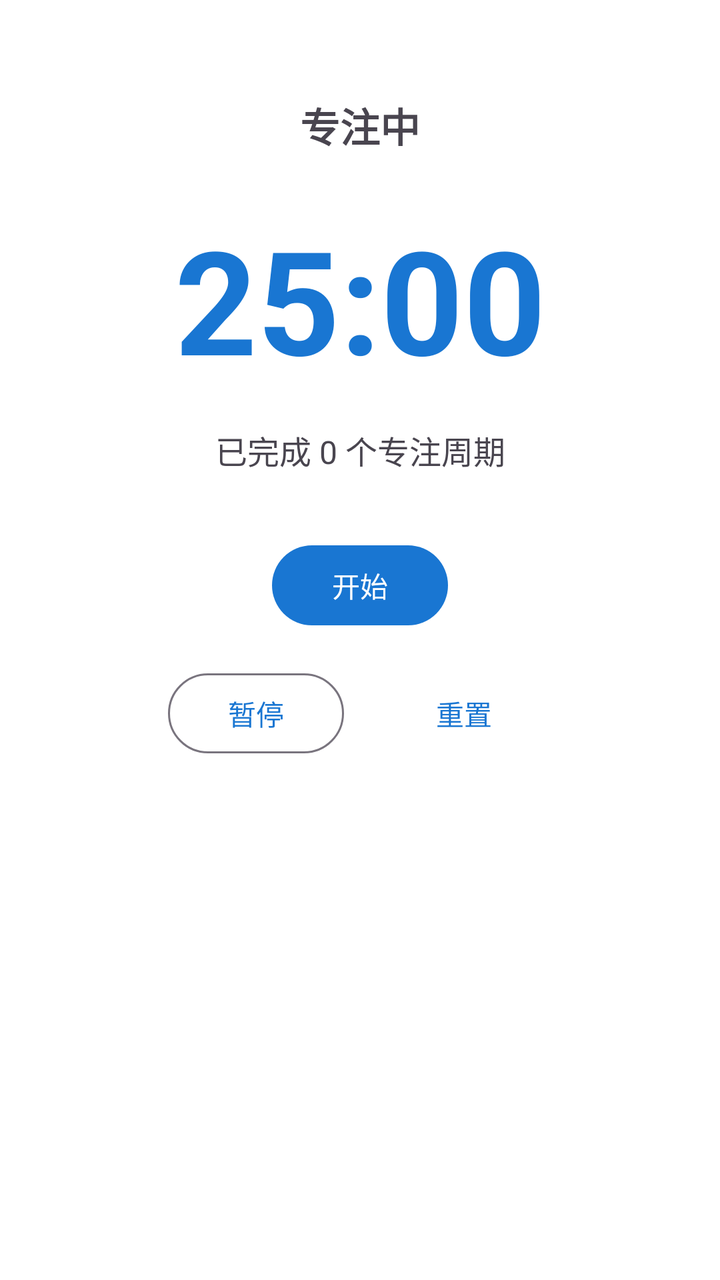
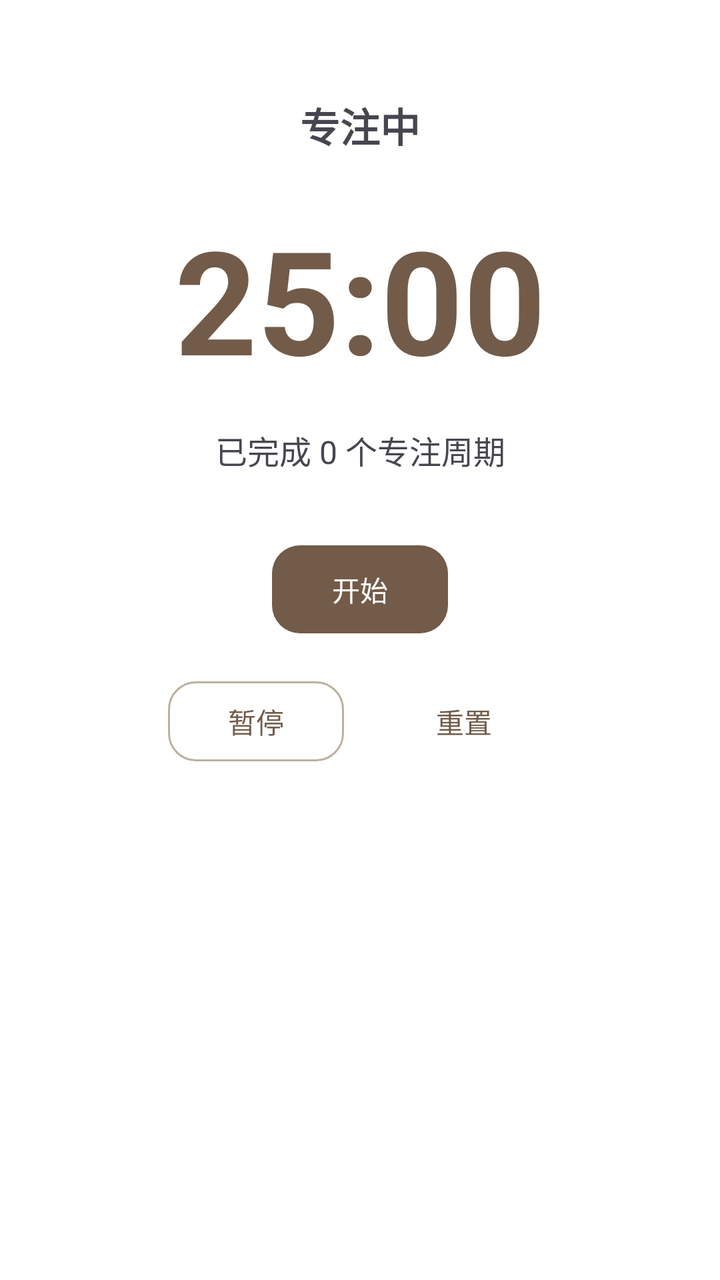

Compare the two renders of this Android layout. The source of the first and the diff that turns it into the second are given below.
<!-- AndroidManifest.xml: application theme Theme.Project_Pandora -->
<!-- res/layout/fragment_focus.xml -->
<?xml version="1.0" encoding="utf-8"?>
<layout xmlns:android="http://schemas.android.com/apk/res/android"
    xmlns:app="http://schemas.android.com/apk/res-auto">

    <data>

    </data>

    <androidx.constraintlayout.widget.ConstraintLayout
        android:layout_width="match_parent"
        android:layout_height="match_parent"
        android:background="?attr/colorSurface">

        <TextView
            android:id="@+id/textFocusMode"
            android:layout_width="wrap_content"
            android:layout_height="wrap_content"
            android:layout_marginTop="48dp"
            android:text="@string/focus_mode_work"
            android:textSize="20sp"
            android:textStyle="bold"
            app:layout_constraintTop_toTopOf="parent"
            app:layout_constraintStart_toStartOf="parent"
            app:layout_constraintEnd_toEndOf="parent" />

        <TextView
            android:id="@+id/textTimer"
            android:layout_width="wrap_content"
            android:layout_height="wrap_content"
            android:layout_marginTop="24dp"
            android:text="25:00"
            android:textSize="72sp"
            android:textStyle="bold"
            android:textColor="?attr/colorPrimary"
            app:layout_constraintTop_toBottomOf="@id/textFocusMode"
            app:layout_constraintStart_toStartOf="parent"
            app:layout_constraintEnd_toEndOf="parent" />

        <TextView
            android:id="@+id/textSessionCount"
            android:layout_width="wrap_content"
            android:layout_height="wrap_content"
            android:layout_marginTop="16dp"
            android:text="@string/focus_session_count"
            android:textSize="16sp"
            app:layout_constraintTop_toBottomOf="@id/textTimer"
            app:layout_constraintStart_toStartOf="parent"
            app:layout_constraintEnd_toEndOf="parent" />

        <com.google.android.material.button.MaterialButton
            android:id="@+id/btnStart"
            android:layout_width="wrap_content"
            android:layout_height="wrap_content"
            android:layout_marginTop="32dp"
            android:text="@string/focus_start"
            app:layout_constraintTop_toBottomOf="@id/textSessionCount"
            app:layout_constraintStart_toStartOf="parent"
            app:layout_constraintEnd_toEndOf="parent" />

        <LinearLayout
            android:layout_width="wrap_content"
            android:layout_height="wrap_content"
            android:orientation="horizontal"
            android:layout_marginTop="16dp"
            app:layout_constraintTop_toBottomOf="@id/btnStart"
            app:layout_constraintStart_toStartOf="parent"
            app:layout_constraintEnd_toEndOf="parent">

            <com.google.android.material.button.MaterialButton
                android:id="@+id/btnPause"
                android:layout_width="wrap_content"
                android:layout_height="wrap_content"
                android:layout_marginEnd="16dp"
                android:text="@string/focus_pause"
                style="@style/Widget.Material3.Button.OutlinedButton" />

            <com.google.android.material.button.MaterialButton
                android:id="@+id/btnReset"
                android:layout_width="wrap_content"
                android:layout_height="wrap_content"
                android:text="@string/focus_reset"
                style="@style/Widget.Material3.Button.TextButton" />

        </LinearLayout>

    </androidx.constraintlayout.widget.ConstraintLayout>
</layout>
<!-- resources referenced by this layout -->
<resources>
  <style name="Base.Theme.Project_Pandora" parent="Theme.Material3.DayNight.NoActionBar">
          
          <item name="colorPrimary">@color/color_calendar_today</item>
          <item name="colorOnPrimary">@color/white</item>
          <item name="colorSurface">@color/color_bg_page</item>
          <item name="colorOnSurface">@color/color_text_primary</item>
          <item name="colorOnSurfaceVariant">@color/color_text_secondary</item>
          <item name="android:colorBackground">@color/color_bg_page</item>
          <item name="android:textColorPrimary">@color/color_text_primary</item>
          <item name="android:textColorSecondary">@color/color_text_secondary</item>
      </style>
  <color name="color_calendar_today">#FF1976D2</color>
  <color name="white">#FFFFFFFF</color>
  <color name="color_bg_page">#FFFFFFFF</color>
  <color name="color_text_primary">#FF333333</color>
  <color name="color_text_secondary">#FF888888</color>
  <!-- unchanged entries left out for length: 6 -->
</resources>

<!-- the commit's change to res/layout/fragment_focus.xml (unified diff, before → after) -->
@@ -55,7 +55,8 @@
             android:text="@string/focus_start"
             app:layout_constraintTop_toBottomOf="@id/textSessionCount"
             app:layout_constraintStart_toStartOf="parent"
-            app:layout_constraintEnd_toEndOf="parent" />
+            app:layout_constraintEnd_toEndOf="parent"
+            android:textColor="@color/color_on_accent" />
 
         <LinearLayout
             android:layout_width="wrap_content"
@@ -72,14 +73,14 @@
                 android:layout_height="wrap_content"
                 android:layout_marginEnd="16dp"
                 android:text="@string/focus_pause"
-                style="@style/Widget.Material3.Button.OutlinedButton" />
+                style="@style/Widget.Pandora.Button.Outlined" />
 
             <com.google.android.material.button.MaterialButton
                 android:id="@+id/btnReset"
                 android:layout_width="wrap_content"
                 android:layout_height="wrap_content"
                 android:text="@string/focus_reset"
-                style="@style/Widget.Material3.Button.TextButton" />
+                style="@style/Widget.Pandora.Button.Text" />
 
         </LinearLayout>
 
<!-- resource entries referenced after the edit -->
@@ -1,21 +1,183 @@
 <!-- resources referenced by this layout -->
 <resources>
+  <color name="color_on_accent">#FFFFFF</color>
+  <style name="Widget.Pandora.Button.Outlined" parent="Widget.Material3.Button.OutlinedButton">
+          <item name="cornerRadius">14dp</item>
+          <item name="strokeColor">@color/color_border_strong</item>
+          <item name="android:minHeight">48dp</item>
+          <item name="android:textAppearance">@style/TextAppearance.Pandora.Label</item>
+          <item name="android:textAllCaps">false</item>
+      </style>
+  <style name="Widget.Pandora.Button.Text" parent="Widget.Material3.Button.TextButton">
+          <item name="cornerRadius">12dp</item>
+          <item name="android:minHeight">48dp</item>
+          <item name="android:textAppearance">@style/TextAppearance.Pandora.Label</item>
+          <item name="android:textAllCaps">false</item>
+      </style>
+  <color name="color_border_strong">#BDB0A0</color>
+  <style name="TextAppearance.Pandora.Label" parent="TextAppearance.Material3.LabelLarge">
+          <item name="android:fontFamily">sans-serif-medium</item>
+          <item name="android:textSize">14sp</item>
+          <item name="android:letterSpacing">0</item>
+          <item name="android:textAllCaps">false</item>
+      </style>
   <style name="Base.Theme.Project_Pandora" parent="Theme.Material3.DayNight.NoActionBar">
           
-          <item name="colorPrimary">@color/color_calendar_today</item>
-          <item name="colorOnPrimary">@color/white</item>
-          <item name="colorSurface">@color/color_bg_page</item>
+          <item name="colorPrimary">@color/color_accent</item>
+          <item name="colorOnPrimary">@color/color_on_accent</item>
+          <item name="colorPrimaryContainer">@color/color_accent_soft</item>
+          <item name="colorOnPrimaryContainer">@color/color_text_primary</item>
+          <item name="colorSecondary">@color/color_accent</item>
+          <item name="colorOnSecondary">@color/color_on_accent</item>
+          <item name="colorSecondaryContainer">@color/color_accent_soft</item>
+          <item name="colorOnSecondaryContainer">@color/color_text_primary</item>
+          <item name="colorTertiary">@color/color_accent</item>
+          <item name="colorOnTertiary">@color/color_on_accent</item>
+          <item name="colorTertiaryContainer">@color/color_accent_soft</item>
+          <item name="colorOnTertiaryContainer">@color/color_text_primary</item>
+          <item name="colorSurface">@color/color_surface</item>
           <item name="colorOnSurface">@color/color_text_primary</item>
           <item name="colorOnSurfaceVariant">@color/color_text_secondary</item>
+          <item name="colorSurfaceVariant">@color/color_surface_soft</item>
+          <item name="colorSurfaceContainerLowest">@color/color_surface</item>
+          <item name="colorSurfaceContainerLow">@color/color_surface</item>
+          <item name="colorSurfaceContainer">@color/color_surface_soft</item>
+          <item name="colorSurfaceContainerHigh">@color/color_surface_soft</item>
+          <item name="colorSurfaceContainerHighest">@color/color_accent_soft</item>
+          <item name="colorOutline">@color/color_border_strong</item>
+          <item name="colorOutlineVariant">@color/color_divider</item>
+          <item name="colorError">@color/color_error</item>
+          <item name="colorOnError">@color/color_on_accent</item>
+          <item name="colorErrorContainer">@color/color_error_surface</item>
+          <item name="colorOnErrorContainer">@color/color_error</item>
+          <item name="colorControlHighlight">@color/color_accent_soft</item>
           <item name="android:colorBackground">@color/color_bg_page</item>
+          <item name="android:windowBackground">@color/color_bg_page</item>
           <item name="android:textColorPrimary">@color/color_text_primary</item>
           <item name="android:textColorSecondary">@color/color_text_secondary</item>
+          <item name="android:fontFamily">sans-serif</item>
+          <item name="fontFamily">sans-serif</item>
+          <item name="textAppearanceBodyLarge">@style/TextAppearance.Pandora.Body</item>
+          <item name="textAppearanceBodyMedium">@style/TextAppearance.Pandora.BodySmall</item>
+          <item name="textAppearanceTitleLarge">@style/TextAppearance.Pandora.Title</item>
+          <item name="textAppearanceLabelLarge">@style/TextAppearance.Pandora.Label</item>
+          <item name="materialButtonStyle">@style/Widget.Pandora.Button</item>
+          <item name="materialButtonOutlinedStyle">@style/Widget.Pandora.Button.Outlined</item>
+          <item name="materialCardViewStyle">@style/Widget.Pandora.Card</item>
+          <item name="cardViewStyle">@style/Widget.Pandora.LegacyCard</item>
+          <item name="toolbarStyle">@style/Widget.Pandora.Toolbar</item>
+          <item name="textInputStyle">@style/Widget.Pandora.TextInput</item>
+          <item name="tabStyle">@style/Widget.Pandora.Tabs</item>
+          <item name="chipStyle">@style/Widget.Pandora.Chip</item>
+          <item name="bottomNavigationStyle">@style/Widget.Pandora.BottomNavigation</item>
+          <item name="floatingActionButtonStyle">@style/Widget.Pandora.Fab</item>
       </style>
-  <color name="color_calendar_today">#FF1976D2</color>
-  <color name="white">#FFFFFFFF</color>
-  <color name="color_bg_page">#FFFFFFFF</color>
-  <color name="color_text_primary">#FF333333</color>
-  <color name="color_text_secondary">#FF888888</color>
+  <color name="color_accent">#725B49</color>
+  <color name="color_accent_soft">#EEE6DC</color>
+  <color name="color_bg_page">#F8F6F2</color>
+  <style name="TextAppearance.Pandora.Body" parent="TextAppearance.Material3.BodyLarge">
+          <item name="android:fontFamily">sans-serif</item>
+          <item name="android:textSize">16sp</item>
+          <item name="android:textColor">@color/color_text_primary</item>
+      </style>
+  <style name="TextAppearance.Pandora.BodySmall" parent="TextAppearance.Material3.BodyMedium">
+          <item name="android:textSize">14sp</item>
+          <item name="android:textColor">@color/color_text_secondary</item>
+      </style>
+  <style name="TextAppearance.Pandora.Title" parent="TextAppearance.Material3.TitleLarge">
+          <item name="android:fontFamily">sans-serif-medium</item>
+          <item name="android:textSize">22sp</item>
+          <item name="android:textColor">@color/color_text_primary</item>
+      </style>
+  <style name="Widget.Pandora.Button" parent="Widget.Material3.Button">
+          <item name="cornerRadius">14dp</item>
+          <item name="android:minHeight">52dp</item>
+          <item name="android:textAppearance">@style/TextAppearance.Pandora.Label</item>
+          <item name="android:textAllCaps">false</item>
+          <item name="android:stateListAnimator">@null</item>
+      </style>
+  <style name="Widget.Pandora.Card" parent="Widget.MaterialComponents.CardView">
+          <item name="cardBackgroundColor">@color/color_surface</item>
+          <item name="cardCornerRadius">18dp</item>
+          <item name="cardElevation">0dp</item>
+          <item name="strokeColor">@color/color_divider</item>
+          <item name="strokeWidth">1dp</item>
+      </style>
+  <style name="Widget.Pandora.LegacyCard" parent="CardView">
+          <item name="cardBackgroundColor">@color/color_surface</item>
+          <item name="cardCornerRadius">18dp</item>
+          <item name="cardElevation">1dp</item>
+      </style>
+  <style name="Widget.Pandora.Toolbar" parent="Widget.Material3.Toolbar">
+          <item name="android:background">@color/color_surface</item>
+          <item name="android:minHeight">64dp</item>
+          <item name="android:elevation">0dp</item>
+          <item name="titleTextAppearance">@style/TextAppearance.Pandora.Title</item>
+          <item name="titleTextColor">@color/color_text_primary</item>
+          <item name="subtitleTextColor">@color/color_text_secondary</item>
+          <item name="navigationIconTint">@color/color_text_primary</item>
+          <item name="contentInsetStart">20dp</item>
+          <item name="contentInsetEnd">16dp</item>
+      </style>
+  <style name="Widget.Pandora.TextInput" parent="Widget.Material3.TextInputLayout.OutlinedBox">
+          <item name="boxBackgroundColor">@color/color_surface</item>
+          <item name="boxStrokeColor">@color/pandora_input_stroke</item>
+          <item name="hintTextColor">@color/color_accent</item>
+          <item name="android:textColorHint">@color/color_text_secondary</item>
+          <item name="boxCornerRadiusTopStart">12dp</item>
+          <item name="boxCornerRadiusTopEnd">12dp</item>
+          <item name="boxCornerRadiusBottomStart">12dp</item>
+          <item name="boxCornerRadiusBottomEnd">12dp</item>
+          <item name="boxStrokeWidth">1dp</item>
+          <item name="boxStrokeWidthFocused">2dp</item>
+      </style>
+  <style name="Widget.Pandora.Tabs" parent="Widget.Material3.TabLayout">
+          <item name="android:background">@color/color_surface</item>
+          <item name="tabTextAppearance">@style/TextAppearance.Pandora.Label</item>
+          <item name="tabTextColor">@color/color_text_secondary</item>
+          <item name="tabSelectedTextColor">@color/color_accent</item>
+          <item name="tabIndicatorColor">@color/color_accent</item>
+          <item name="tabIndicatorHeight">2dp</item>
+          <item name="tabRippleColor">@color/color_accent_soft</item>
+      </style>
+  <style name="Widget.Pandora.Chip" parent="Widget.Material3.Chip.Filter">
+          <item name="chipBackgroundColor">@color/pandora_chip_background</item>
+          <item name="android:textColor">@color/pandora_chip_text</item>
+          <item name="chipStrokeColor">@color/color_divider</item>
+          <item name="chipStrokeWidth">1dp</item>
+          <item name="chipCornerRadius">12dp</item>
+          <item name="ensureMinTouchTargetSize">true</item>
+      </style>
+  <style name="Widget.Pandora.BottomNavigation" parent="Widget.Material3.BottomNavigationView">
+          <item name="android:background">@color/color_surface</item>
+          <item name="elevation">0dp</item>
+          <item name="itemIconSize">23dp</item>
+          <item name="itemIconTint">@color/bottom_nav_color_selector</item>
+          <item name="itemTextColor">@color/bottom_nav_color_selector</item>
+          <item name="itemTextAppearanceActive">@style/TextAppearance.Pandora.Navigation</item>
+          <item name="itemTextAppearanceInactive">@style/TextAppearance.Pandora.Navigation</item>
+          <item name="itemActiveIndicatorStyle">@style/Widget.Pandora.NavIndicator</item>
+      </style>
+  <style name="Widget.Pandora.Fab" parent="Widget.Material3.FloatingActionButton.Primary">
+          <item name="backgroundTint">@color/color_accent</item>
+          <item name="tint">@color/color_on_accent</item>
+          <item name="elevation">2dp</item>
+      </style>
+  <style name="TextAppearance.Pandora.Navigation" parent="TextAppearance.Material3.LabelMedium">
+          <item name="android:fontFamily">sans-serif-medium</item>
+          <item name="android:textSize">12sp</item>
+          <item name="android:letterSpacing">0</item>
+      </style>
+  <style name="Widget.Pandora.NavIndicator" parent="Widget.Material3.BottomNavigationView.ActiveIndicator">
+          <item name="android:color">@color/color_accent_soft</item>
+      </style>
+  <color name="color_text_primary">#2C2823</color>
+  <color name="color_surface">#FFFFFF</color>
+  <color name="color_text_secondary">#756D63</color>
+  <color name="color_surface_soft">#F3EFE8</color>
+  <color name="color_divider">#E9E3DA</color>
+  <color name="color_error">#A1473A</color>
+  <color name="color_error_surface">#F8EAE5</color>
   <!-- unchanged entries left out for length: 6 -->
 </resources>
 
